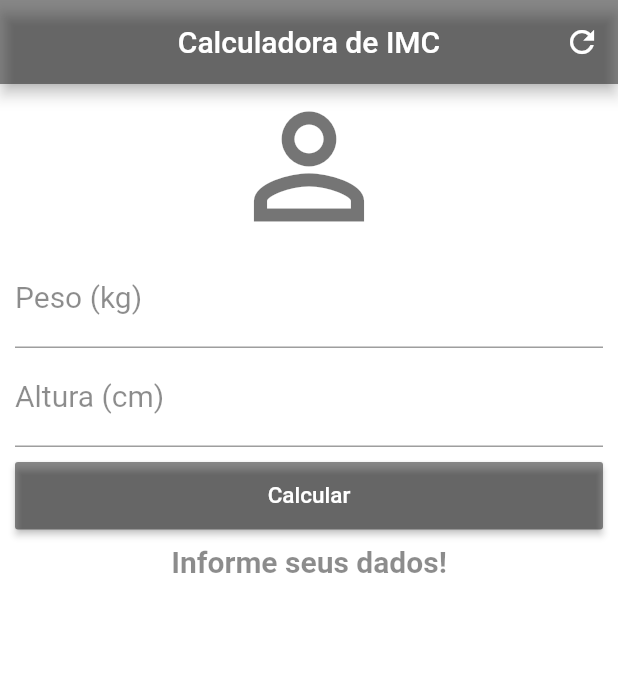
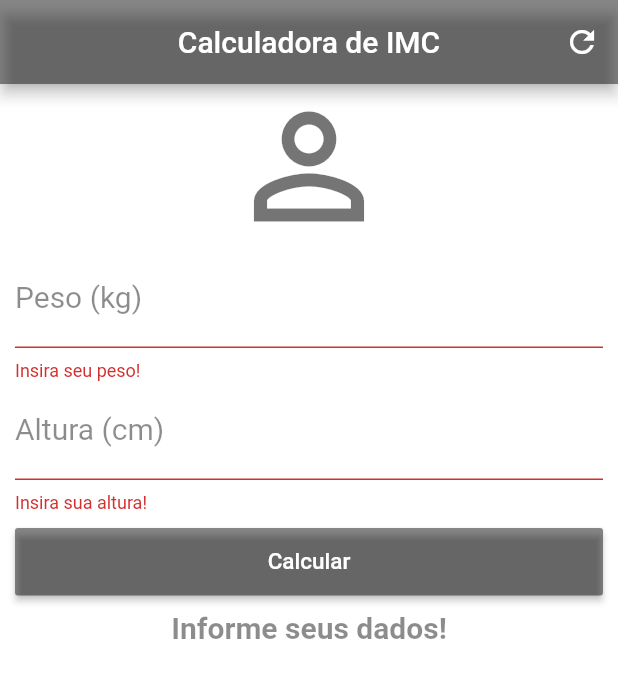
Before and after one commit to DoisLucas/SimpleApp-IMC, a Flutter app: the screen it shows after launch, after a tap on "Calcular", on a phone screen of 412 x 824 dp. Shown: the top 678 px of the screen. Run offline on Flutter 3.47's test engine with Material 2 defaults, Android fonts, the phone set to English and light mode, and no system bars.

```diff
--- a/lib/main.dart
+++ b/lib/main.dart
@@ -14,6 +14,8 @@ class Home extends StatefulWidget {
 class _HomeState extends State<Home> {
   TextEditingController pesoController = TextEditingController();
   TextEditingController alturaController = TextEditingController();
+
+  GlobalKey<FormState> _formKey = GlobalKey<FormState>();
 
   String info = "Informe seus dados!";
 
@@ -68,13 +70,15 @@ class _HomeState extends State<Home> {
         ),
         backgroundColor: Colors.white,
         body: SingleChildScrollView(
+            child: Form(
+          key: _formKey,
           child: Column(
             crossAxisAlignment: CrossAxisAlignment.stretch,
             children: <Widget>[
               Icon(Icons.person_outline, size: 110, color: Colors.black54),
               Padding(
                 padding: EdgeInsets.fromLTRB(10, 0, 10, 0),
-                child: TextField(
+                child: TextFormField(
                   keyboardType: TextInputType.number,
                   decoration: InputDecoration(
                       labelText: "Peso (kg)",
@@ -82,11 +86,16 @@ class _HomeState extends State<Home> {
                   textAlign: TextAlign.center,
                   style: TextStyle(color: Colors.black45, fontSize: 20),
                   controller: pesoController,
+                  validator: (value) {
+                    if (value.isEmpty) {
+                      return "Insira seu peso!";
+                    }
+                  },
                 ),
               ),
               Padding(
                 padding: EdgeInsets.only(left: 10, right: 10),
-                child: TextField(
+                child: TextFormField(
                   keyboardType: TextInputType.number,
                   decoration: InputDecoration(
                       labelText: "Altura (cm)",
@@ -94,6 +103,11 @@ class _HomeState extends State<Home> {
                   textAlign: TextAlign.center,
                   style: TextStyle(color: Colors.black45, fontSize: 20),
                   controller: alturaController,
+                  validator: (value) {
+                    if (value.isEmpty) {
+                      return "Insira sua altura!";
+                    }
+                  },
                 ),
               ),
               Padding(
@@ -101,7 +115,11 @@ class _HomeState extends State<Home> {
                   child: Container(
                     height: 45,
                     child: RaisedButton(
-                      onPressed: _calc,
+                      onPressed: () {
+                        if (_formKey.currentState.validate()) {
+                          _calc;
+                        }
+                      },
                       child: Text("Calcular",
                           style: TextStyle(color: Colors.white, fontSize: 15)),
                       color: Colors.black45,
@@ -115,6 +133,6 @@ class _HomeState extends State<Home> {
                       fontWeight: FontWeight.bold))
             ],
           ),
-        ));
+        )));
   }
 }
```
